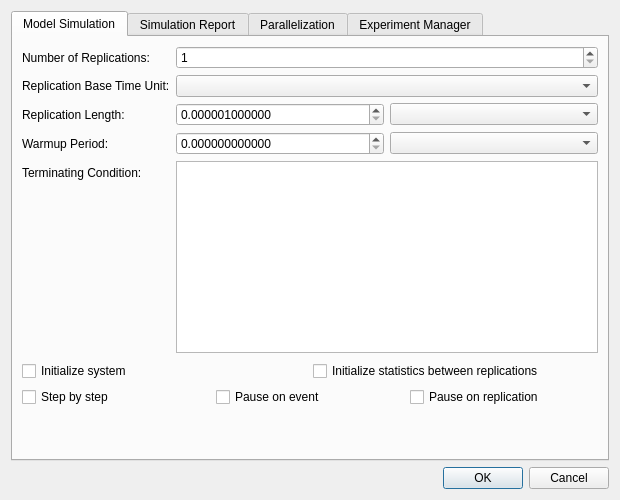
Above: source/applications/gui/qt/GenesysQtGUI/dialogs/dialogsimulationconfigure.ui from rlcancian/Genesys-Simulator before the change. Below: the same form after it.
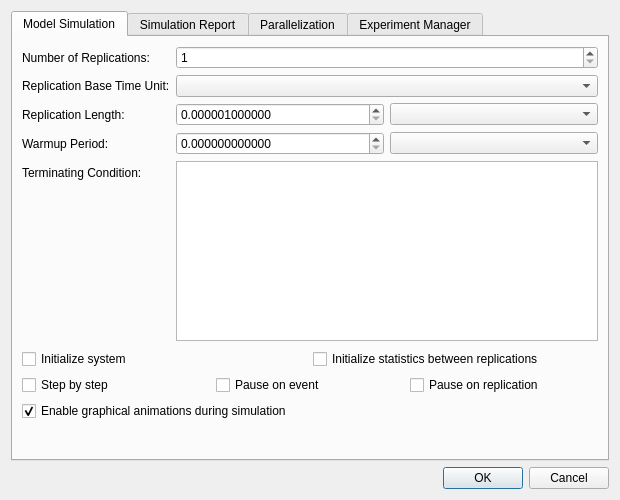
That is the form after the change.

Commit message: GUI: add simulation animation toggle to configuration dialog

The edit to the form file:
```diff
--- a/source/applications/gui/qt/GenesysQtGUI/dialogs/dialogsimulationconfigure.ui
+++ b/source/applications/gui/qt/GenesysQtGUI/dialogs/dialogsimulationconfigure.ui
@@ -195,6 +195,16 @@
          </item>
         </layout>
        </item>
+       <item>
+        <widget class="QCheckBox" name="checkBoxSimulationAnimationsEnabled">
+         <property name="text">
+          <string>Enable graphical animations during simulation</string>
+         </property>
+         <property name="checked">
+          <bool>true</bool>
+         </property>
+        </widget>
+       </item>
        <item>
         <spacer name="verticalSpacerModelSimulation">
          <property name="orientation">
```
Left out of the diff: 1 changed line with no effect on the pictures.
